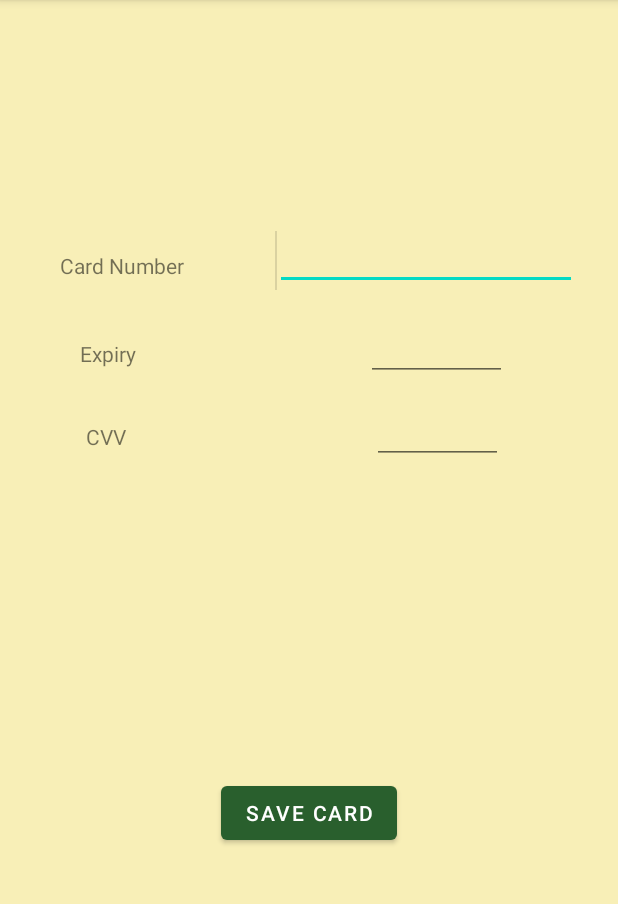
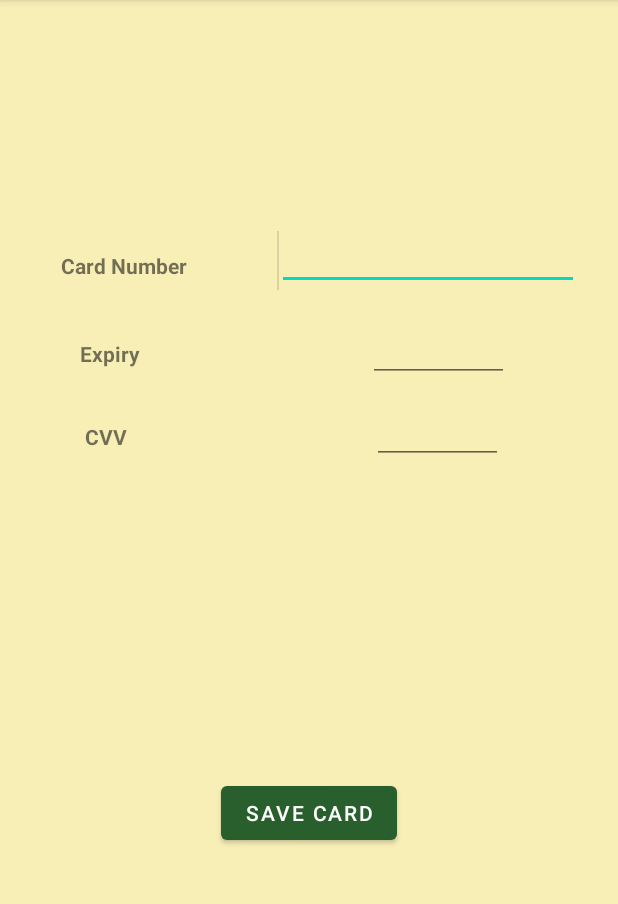
Before and after one commit to LinoHernandez/VeganBuddyApp, an Android app: the PaymentPage screen opened directly, with no data from a screen before it, on a phone screen of 412 x 824 dp, the part 84-988 px from its top. Run offline under Robolectric (Android 15) with nearby library versions, the phone set to English and light mode, and no system bars.

Commit message:
constraints added for all screen sizes phone

```diff
--- a/app/src/main/res/layout/logregister_screen.xml
+++ b/app/src/main/res/layout/logregister_screen.xml
@@ -61,9 +61,8 @@
             android:id="@+id/relativeLayout5"
             android:layout_width="410dp"
             android:layout_height="61dp"
-            android:layout_marginTop="40dp"
+            android:layout_marginTop="20dp"
             app:layout_constraintEnd_toEndOf="parent"
-            app:layout_constraintHorizontal_bias="1.0"
             app:layout_constraintStart_toStartOf="parent"
             app:layout_constraintTop_toBottomOf="@+id/textView4">
 
--- a/app/src/main/res/layout/payment_page.xml
+++ b/app/src/main/res/layout/payment_page.xml
@@ -21,9 +21,10 @@
             android:layout_width="410dp"
             android:layout_height="61dp"
             android:layout_marginTop="144dp"
+            app:layout_constraintEnd_toEndOf="parent"
+            app:layout_constraintStart_toStartOf="parent"
             app:layout_constraintTop_toTopOf="parent"
-            tools:ignore="MissingConstraints"
-            tools:layout_editor_absoluteX="0dp">
+            tools:ignore="MissingConstraints">
 
             <TextView
                 android:id="@+id/textPassword"
@@ -42,7 +43,8 @@
                 android:breakStrategy="high_quality"
                 android:fontFamily="sans-serif"
                 android:text="Card Number"
-                android:textAlignment="center" />
+                android:textAlignment="center"
+                android:textStyle="bold" />
 
             <EditText
                 android:id="@+id/editTextNumberPassword2"
@@ -70,9 +72,10 @@
             android:layout_width="410dp"
             android:layout_height="61dp"
             android:layout_marginTop="60dp"
+            app:layout_constraintEnd_toEndOf="parent"
+            app:layout_constraintStart_toStartOf="parent"
             app:layout_constraintTop_toTopOf="@+id/relativeLayout"
-            tools:ignore="MissingConstraints"
-            tools:layout_editor_absoluteX="0dp">
+            tools:ignore="MissingConstraints">
 
             <EditText
                 android:id="@+id/editTextDate"
@@ -80,13 +83,12 @@
                 android:layout_height="37dp"
                 android:layout_alignParentTop="true"
                 android:layout_alignParentEnd="true"
-                android:layout_alignParentBottom="true"
                 android:layout_marginTop="13dp"
                 android:layout_marginEnd="72dp"
-                android:layout_marginBottom="11dp"
                 android:ems="15"
                 android:inputType="date"
                 android:maxLength="4"
+                android:textAlignment="center"
                 android:textSize="16sp"
                 tools:ignore="SpeakableTextPresentCheck,TouchTargetSizeCheck" />
 
@@ -103,7 +105,8 @@
                 android:layout_marginBottom="17dp"
                 android:layout_toStartOf="@+id/editTextDate"
                 android:text="Expiry"
-                android:textAlignment="center" />
+                android:textAlignment="center"
+                android:textStyle="bold" />
         </RelativeLayout>
 
         <RelativeLayout
@@ -128,7 +131,8 @@
                 android:layout_marginBottom="13dp"
                 android:layout_toStartOf="@+id/editTextNumber"
                 android:text="CVV"
-                android:textAlignment="center" />
+                android:textAlignment="center"
+                android:textStyle="bold" />
 
             <EditText
                 android:id="@+id/editTextNumber"
@@ -143,6 +147,7 @@
                 android:ems="15"
                 android:inputType="number"
                 android:maxLength="3"
+                android:textAlignment="center"
                 android:textSize="16sp"
                 tools:ignore="SpeakableTextPresentCheck,TouchTargetSizeCheck" />
         </RelativeLayout>
```
Also changed, not shown: app/src/main/res/layout/activity_main.xml (+21 -11 lines).
